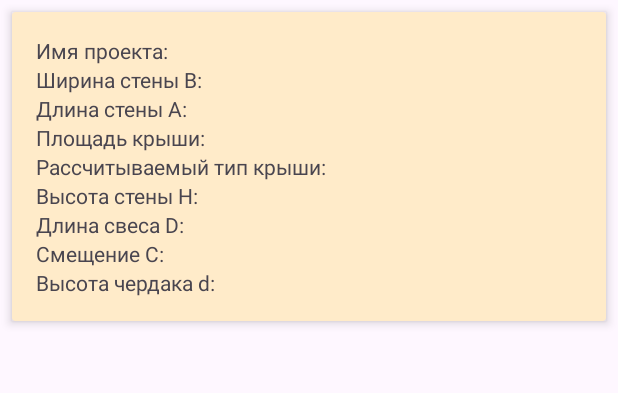
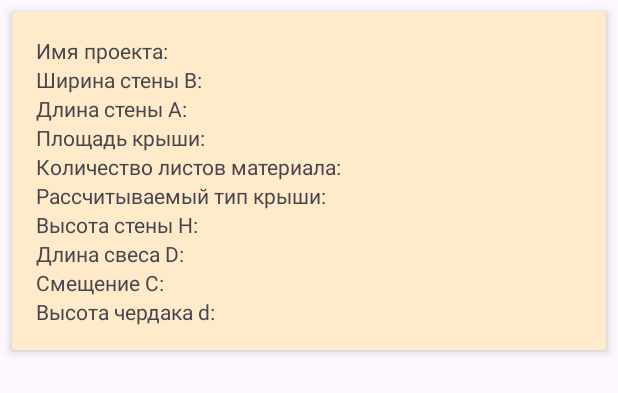
Before and after one commit to Nikitasolyny/BuilderApp2, an Android app: the layout project_item.xml on its own in the app's theme, with its tools: preview values and no code run, on a phone screen of 412 x 824 dp. Shown: the top 393 px of the screen. Run offline under Robolectric (Android 15) with nearby library versions, the phone set to English and light mode, and no system bars.

Commit message:
финал.

```diff
--- a/app/src/main/java/com/example/myapplication/Fragment1.java
+++ b/app/src/main/java/com/example/myapplication/Fragment1.java
@@ -11,7 +11,6 @@ public class Fragment1 extends Fragment {
     @Override
     public View onCreateView(LayoutInflater inflater, ViewGroup container,
                              Bundle savedInstanceState) {
-        // Inflate the layout for this fragment
         return inflater.inflate(R.layout.fragment_1, container, false);
     }
 }
--- a/app/src/main/java/com/example/myapplication/MyProjectsAdapter.java
+++ b/app/src/main/java/com/example/myapplication/MyProjectsAdapter.java
@@ -33,6 +33,7 @@ public class MyProjectsAdapter extends RecyclerView.Adapter<MyProjectsAdapter.Vi
         holder.widthTextView.setText("Ширина стены B: " + project.getWidth());
         holder.lengthTextView.setText("Длина стены А: " + project.getLength());
         holder.squareTextView.setText("Площадь крыши: " + project.getSquare());
+        holder.quantityTextView.setText("Количество листов материала: " + project.getMaterialCalculation());
         holder.typeTextView.setText("Рассчитываемый тип крыши: " + project.getType());
         holder.heightTextView.setText("Высота стены H: " + project.getHeight());
         holder.dTextView.setText("Длина свеса D: " + project.getD());
@@ -58,6 +59,7 @@ public class MyProjectsAdapter extends RecyclerView.Adapter<MyProjectsAdapter.Vi
         TextView squareTextView;
         TextView typeTextView;
         TextView heightTextView;
+        TextView quantityTextView;
         TextView dTextView;
         TextView cTextView;
         TextView sTextView;
@@ -70,6 +72,7 @@ public class MyProjectsAdapter extends RecyclerView.Adapter<MyProjectsAdapter.Vi
             squareTextView = itemView.findViewById(R.id.squareTextView);
             typeTextView = itemView.findViewById(R.id.typeTextView);
             heightTextView = itemView.findViewById(R.id.heightTextView);
+            quantityTextView = itemView.findViewById(R.id.quantityTextView);
             dTextView = itemView.findViewById(R.id.dTextView);
             cTextView = itemView.findViewById(R.id.cTextView);
             sTextView = itemView.findViewById(R.id.sTextView);
--- a/app/src/main/java/com/example/myapplication/RoofGuide.java
+++ b/app/src/main/java/com/example/myapplication/RoofGuide.java
@@ -17,11 +17,9 @@ public class RoofGuide extends AppCompatActivity {
         super.onCreate(savedInstanceState);
         setContentView(R.layout.activity_roof_guide);
 
-        // Находим кнопки по идентификаторам
         Button buttonFragment1 = findViewById(R.id.buttonFragment1);
         Button buttonFragment2 = findViewById(R.id.buttonFragment2);
 
-        // Устанавливаем обработчики нажатия для кнопок
         buttonFragment1.setOnClickListener(new View.OnClickListener() {
             @Override
             public void onClick(View v) {
--- a/app/src/main/res/layout/project_item.xml
+++ b/app/src/main/res/layout/project_item.xml
@@ -36,6 +36,11 @@ android:padding="16dp">
     android:layout_width="wrap_content"
     android:layout_height="wrap_content"
     android:text="Площадь крыши: " />
+<TextView
+    android:id="@+id/quantityTextView"
+    android:layout_width="wrap_content"
+    android:layout_height="wrap_content"
+    android:text="Количество листов материала: " />
 
 <TextView
     android:id="@+id/typeTextView"
```
Also changed, not shown: app/src/main/java/com/example/myapplication/Fragment2.java (+0 -48 lines), app/src/main/java/com/example/myapplication/Project.java (+9 -0 lines).
